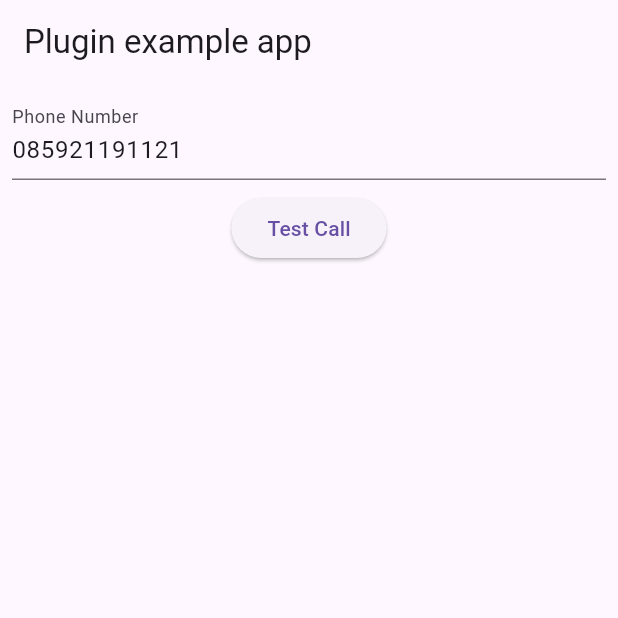
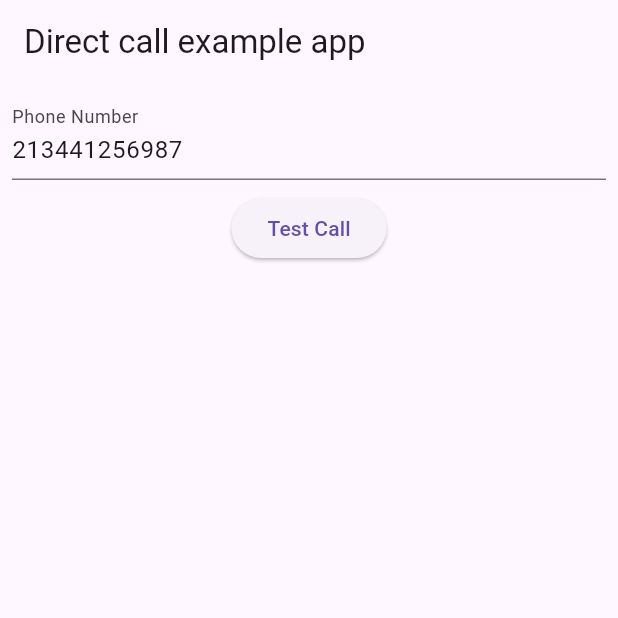
Before and after one commit to belabiedredouane/direct-call-plus, a Flutter app: the screen it shows after launch, on a phone screen of 412 x 824 dp, the top half of it. Run offline on Flutter 3.47's test engine with Material 3 defaults, Android fonts, the phone set to English and light mode, and no system bars.

Commit message:
Adding the example

```diff
--- a/example/lib/main.dart
+++ b/example/lib/main.dart
@@ -18,7 +18,7 @@ class _MyAppState extends State<MyApp> {
   @override
   void initState() {
     super.initState();
-    _numberCtrl.text = "085921191121";
+    _numberCtrl.text = "213441256987";
   }
 
   @override
@@ -26,7 +26,7 @@ class _MyAppState extends State<MyApp> {
     return MaterialApp(
       home: Scaffold(
         appBar: AppBar(
-          title: const Text('Plugin example app'),
+          title: const Text('Direct call example app'),
         ),
         body: Column(
           children: <Widget>[
--- a/pubspec.yaml
+++ b/pubspec.yaml
@@ -1,6 +1,6 @@
 name: direct_call_plus
 description: Plugin to call a number directly, without going to phone dialer.
-version: 1.0.2
+version: 1.0.4
 homepage: https://github.com/belabiedredouane
 repository: https://github.com/belabiedredouane/direct-call-plus
 
```
Also changed, not shown: 1 other file.
